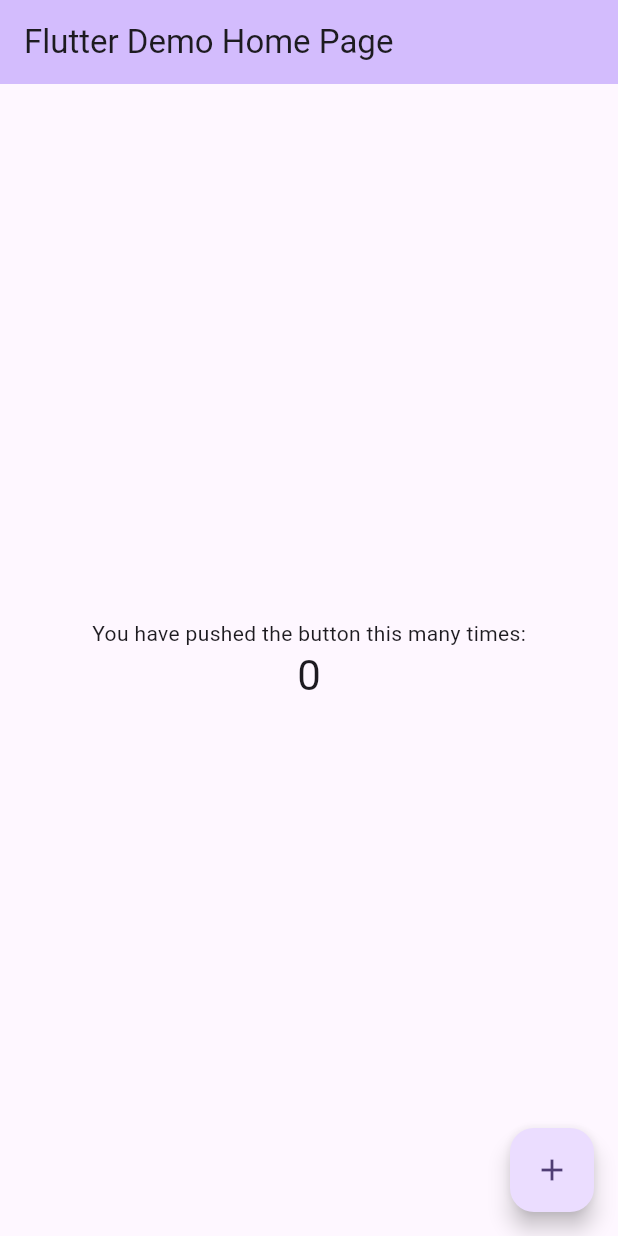
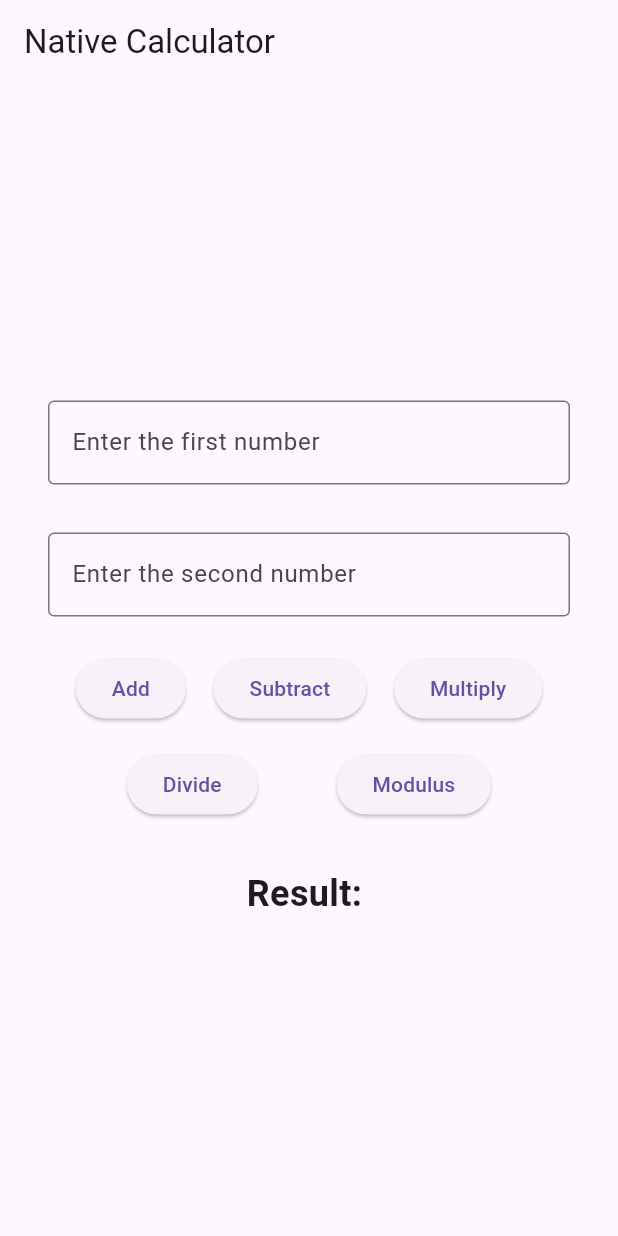
Before and after one commit to Mohiuddin655-DEV/flutter_to_native_calculator, a Flutter app: the screen it shows after launch, on a phone screen of 412 x 824 dp. Run offline on Flutter 3.47's test engine with Material 3 defaults, Android fonts, the phone set to English and light mode, and no system bars.

Commit message:
initial ios code

```diff
--- a/lib/main.dart
+++ b/lib/main.dart
@@ -1,4 +1,5 @@
 import 'package:flutter/material.dart';
+import 'package:flutter/services.dart';
 
 void main() {
   runApp(const MyApp());
@@ -7,119 +8,127 @@
 class MyApp extends StatelessWidget {
   const MyApp({super.key});
 
-  // This widget is the root of your application.
   @override
   Widget build(BuildContext context) {
     return MaterialApp(
-      title: 'Flutter Demo',
+      title: 'Native Calculator',
       theme: ThemeData(
-        // This is the theme of your application.
-        //
-        // TRY THIS: Try running your application with "flutter run". You'll see
-        // the application has a purple toolbar. Then, without quitting the app,
-        // try changing the seedColor in the colorScheme below to Colors.green
-        // and then invoke "hot reload" (save your changes or press the "hot
-        // reload" button in a Flutter-supported IDE, or press "r" if you used
-        // the command line to start the app).
-        //
-        // Notice that the counter didn't reset back to zero; the application
-        // state is not lost during the reload. To reset the state, use hot
-        // restart instead.
-        //
-        // This works for code too, not just values: Most code changes can be
-        // tested with just a hot reload.
-        colorScheme: ColorScheme.fromSeed(seedColor: Colors.deepPurple),
-        useMaterial3: true,
+        primarySwatch: Colors.blue,
       ),
-      home: const MyHomePage(title: 'Flutter Demo Home Page'),
+      home: const CalculatorScreen(),
     );
   }
 }
 
-class MyHomePage extends StatefulWidget {
-  const MyHomePage({super.key, required this.title});
-
-  // This widget is the home page of your application. It is stateful, meaning
-  // that it has a State object (defined below) that contains fields that affect
-  // how it looks.
-
-  // This class is the configuration for the state. It holds the values (in this
-  // case the title) provided by the parent (in this case the App widget) and
-  // used by the build method of the State. Fields in a Widget subclass are
-  // always marked "final".
-
-  final String title;
+class CalculatorScreen extends StatefulWidget {
+  const CalculatorScreen({Key? key}) : super(key: key);
 
   @override
-  State<MyHomePage> createState() => _MyHomePageState();
+  State<CalculatorScreen> createState() => _CalculatorScreenState();
 }
 
-class _MyHomePageState extends State<MyHomePage> {
-  int _counter = 0;
+class _CalculatorScreenState extends State<CalculatorScreen> {
+  final TextEditingController _number1Controller = TextEditingController();
+  final TextEditingController _number2Controller = TextEditingController();
+  String _result = 'Result: ';
 
-  void _incrementCounter() {
-    setState(() {
-      // This call to setState tells the Flutter framework that something has
-      // changed in this State, which causes it to rerun the build method below
-      // so that the display can reflect the updated values. If we changed
-      // _counter without calling setState(), then the build method would not be
-      // called again, and so nothing would appear to happen.
-      _counter++;
-    });
+  // Method channel for native communication
+  static const platform = MethodChannel('com.example.calculator/math');
+
+  Future<void> _performOperation(String operation) async {
+    try {
+      final double num1 = double.parse(_number1Controller.text);
+      final double num2 = double.parse(_number2Controller.text);
+
+      final Map<String, dynamic> arguments = {
+        'number1': num1,
+        'number2': num2,
+        'operation': operation,
+      };
+
+      final double result = await platform.invokeMethod('calculate', arguments);
+      setState(() {
+        _result = 'Result: $result';
+      });
+    } on PlatformException catch (e) {
+      setState(() {
+        _result = 'Error: ${e.message}';
+      });
+    } catch (e) {
+      setState(() {
+        _result = 'Error: Invalid input';
+      });
+    }
   }
 
   @override
   Widget build(BuildContext context) {
-    // This method is rerun every time setState is called, for instance as done
-    // by the _incrementCounter method above.
-    //
-    // The Flutter framework has been optimized to make rerunning build methods
-    // fast, so that you can just rebuild anything that needs updating rather
-    // than having to individually change instances of widgets.
     return Scaffold(
       appBar: AppBar(
-        // TRY THIS: Try changing the color here to a specific color (to
-        // Colors.amber, perhaps?) and trigger a hot reload to see the AppBar
-        // change color while the other colors stay the same.
-        backgroundColor: Theme.of(context).colorScheme.inversePrimary,
-        // Here we take the value from the MyHomePage object that was created by
-        // the App.build method, and use it to set our appbar title.
-        title: Text(widget.title),
+        title: const Text('Native Calculator'),
       ),
-      body: Center(
-        // Center is a layout widget. It takes a single child and positions it
-        // in the middle of the parent.
+      body: Padding(
+        padding: const EdgeInsets.all(32.0),
         child: Column(
-          // Column is also a layout widget. It takes a list of children and
-          // arranges them vertically. By default, it sizes itself to fit its
-          // children horizontally, and tries to be as tall as its parent.
-          //
-          // Column has various properties to control how it sizes itself and
-          // how it positions its children. Here we use mainAxisAlignment to
-          // center the children vertically; the main axis here is the vertical
-          // axis because Columns are vertical (the cross axis would be
-          // horizontal).
-          //
-          // TRY THIS: Invoke "debug painting" (choose the "Toggle Debug Paint"
-          // action in the IDE, or press "p" in the console), to see the
-          // wireframe for each widget.
           mainAxisAlignment: MainAxisAlignment.center,
-          children: <Widget>[
-            const Text(
-              'You have pushed the button this many times:',
+          children: [
+            TextField(
+              controller: _number1Controller,
+              keyboardType: TextInputType.number,
+              decoration: const InputDecoration(
+                labelText: 'Enter the first number',
+                border: OutlineInputBorder(),
+              ),
             ),
+            const SizedBox(height: 32),
+            TextField(
+              controller: _number2Controller,
+              keyboardType: TextInputType.number,
+              decoration: const InputDecoration(
+                labelText: 'Enter the second number',
+                border: OutlineInputBorder(),
+              ),
+            ),
+            const SizedBox(height: 24),
+            Row(
+              mainAxisAlignment: MainAxisAlignment.spaceEvenly,
+              children: [
+                ElevatedButton(
+                  onPressed: () => _performOperation('add'),
+                  child: const Text('Add'),
+                ),
+                ElevatedButton(
+                  onPressed: () => _performOperation('subtract'),
+                  child: const Text('Subtract'),
+                ),
+                ElevatedButton(
+                  onPressed: () => _performOperation('multiply'),
+                  child: const Text('Multiply'),
+                ),
+              ],
+            ),
+            const SizedBox(height: 16),
+            Row(
+              mainAxisAlignment: MainAxisAlignment.spaceEvenly,
+              children: [
+                ElevatedButton(
+                  onPressed: () => _performOperation('divide'),
+                  child: const Text('Divide'),
+                ),
+                ElevatedButton(
+                  onPressed: () => _performOperation('modulo'),
+                  child: const Text('Modulus'),
+                ),
+              ],
+            ),
+            const SizedBox(height: 32),
             Text(
-              '$_counter',
-              style: Theme.of(context).textTheme.headlineMedium,
+              _result,
+              style: const TextStyle(fontSize: 24, fontWeight: FontWeight.bold),
             ),
           ],
         ),
       ),
-      floatingActionButton: FloatingActionButton(
-        onPressed: _incrementCounter,
-        tooltip: 'Increment',
-        child: const Icon(Icons.add),
-      ), // This trailing comma makes auto-formatting nicer for build methods.
     );
   }
 }
```
Also changed, not shown: 1 other file.
